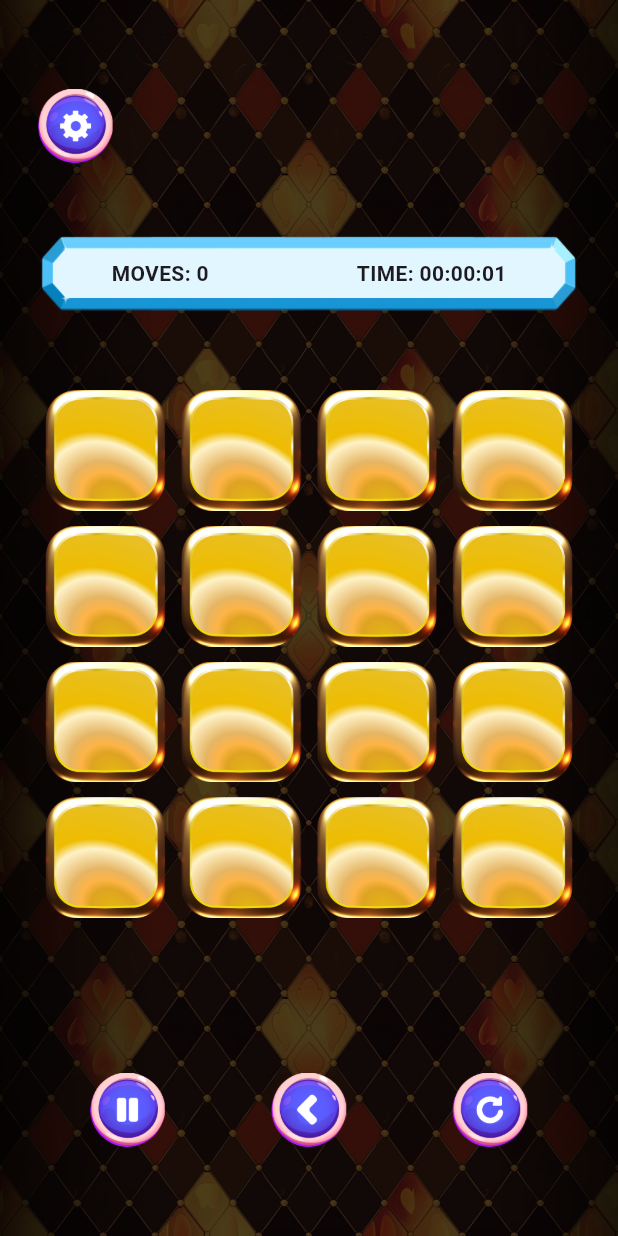
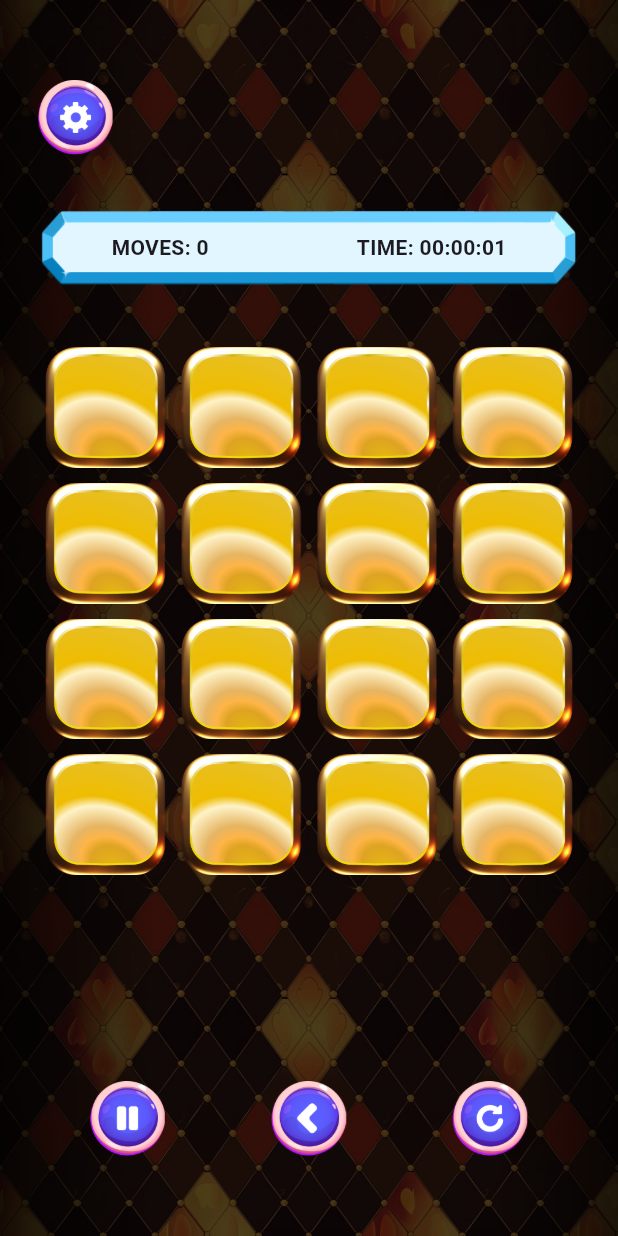
Before and after one commit to DmitryBurov1911/joker, a Flutter app: the FirstGameScreen screen opened directly, on a phone screen of 412 x 824 dp. Run offline on Flutter 3.47's test engine with Material 3 defaults, Android fonts, the light colour scheme and no system bars.

Commit message:
done (real).

```diff
--- a/lib/games/first-game.dart
+++ b/lib/games/first-game.dart
@@ -12,6 +12,7 @@ class FirstGameScreen extends StatefulWidget {
 }
 
 class _FirstGameScreenState extends State<FirstGameScreen> {
+  bool statusPause = true;
   var goodMoves = 0;
 
   String hoursString = '00',
@@ -231,7 +232,7 @@ class _FirstGameScreenState extends State<FirstGameScreen> {
                   ],
                 ),
                 SizedBox(
-                  height: theme.height / 2,
+                  height: theme.height /1.8,
                   width: theme.width,
                   child: GridView.builder(
                     physics: const NeverScrollableScrollPhysics(),
@@ -241,7 +242,7 @@ class _FirstGameScreenState extends State<FirstGameScreen> {
                     ),
                     itemCount: _gameInfo.picGame!.length,
                     itemBuilder: (context, i) {
-                      return GestureDetector(
+                      return statusPause ? GestureDetector(
                         onTap: () {
                           setState(() {
                             moves++;
@@ -288,19 +289,48 @@ class _FirstGameScreenState extends State<FirstGameScreen> {
                             ),
                           ),
                         )
-                      );
+                      ) :
+                      Padding(
+                        padding: const EdgeInsets.all(5),
+                        child: Container(
+                          padding: const EdgeInsets.all(16),
+                          decoration: BoxDecoration(
+                              image: DecorationImage(
+                                image: AssetImage(
+                                  _gameInfo.picGame![i],
+                                ),
+                              )
+                          ),
+                        ),
+                      )
+                      ;
                     }
                   ),
                 ),
                 Row(
                   mainAxisAlignment: MainAxisAlignment.spaceAround,
                   children: [
-                    InkWell(
+                    statusPause ? InkWell(
                       onTap: () {
+                        statusPause = false;
                         pauseTimer();
+                        setState(() {
+
+                        });
                       },
                       child: Image
                           .asset("assets/images/pause_button.png", height: 50,),
+                    ) :
+                    InkWell(
+                      onTap: () {
+                        startTimer();
+                        statusPause = true;
+                        setState(() {
+
+                        });
+                      },
+                      child: Image
+                          .asset("assets/images/play_button.png", height: 50,),
                     ),
                     InkWell(
                       onTap: () => Navigator.pop(context),
--- a/lib/games/second-game.dart
+++ b/lib/games/second-game.dart
@@ -298,7 +298,6 @@ class _SecondGameScreenState extends State<SecondGameScreen> {
                                 "assets/images/undo_button.png", height: 40,),
                               onTap: () {
                                 _gameInfo.initGame();
-                                goodMoves = 0;
                                 moves = 0;
                                 resetTimer();
                                 startTimer();
```
Also changed, not shown: assets/images/play_button.png (added).
